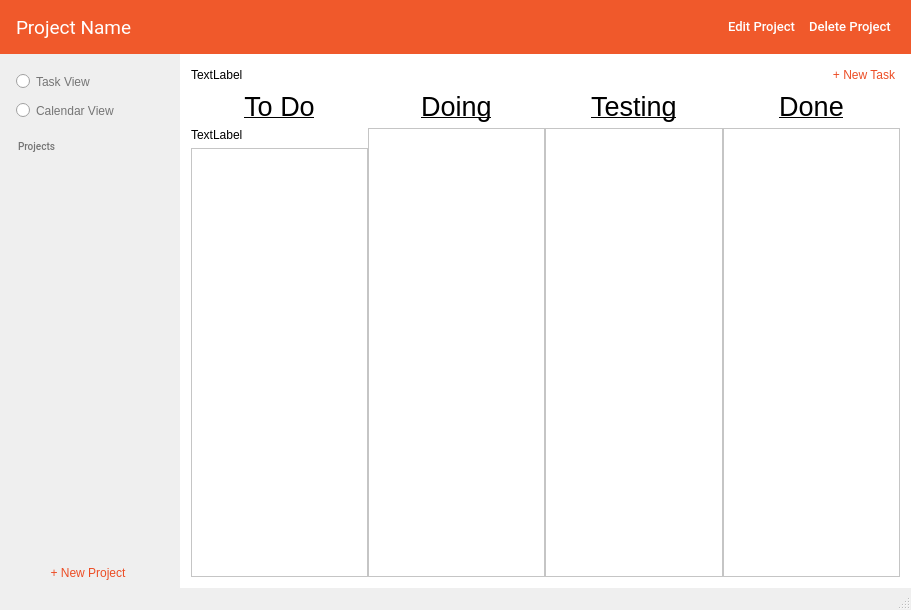
Above: MonkeyManager/mainwindow.ui from MendozaProject/monkey-manager before the change. Below: the same form after it.
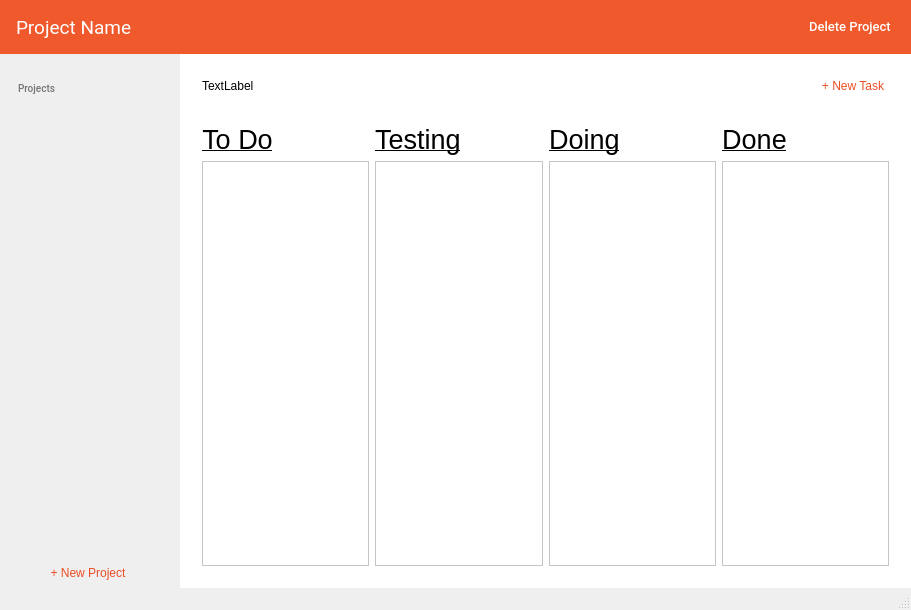
That is the form after the change.

Commit message: UI changes start to add tasks to columns

What changed in the file:
```diff
--- a/MonkeyManager/mainwindow.ui
+++ b/MonkeyManager/mainwindow.ui
@@ -144,62 +144,6 @@
        <property name="bottomMargin">
         <number>0</number>
        </property>
-       <item>
-        <widget class="QGroupBox" name="groupBox">
-         <property name="styleSheet">
-          <string notr="true">border:none;</string>
-         </property>
-         <property name="title">
-          <string/>
-         </property>
-         <layout class="QVBoxLayout" name="verticalLayout_2">
-          <property name="leftMargin">
-           <number>0</number>
-          </property>
-          <property name="topMargin">
-           <number>0</number>
-          </property>
-          <property name="rightMargin">
-           <number>0</number>
-          </property>
-          <property name="bottomMargin">
-           <number>0</number>
-          </property>
-          <item>
-           <widget class="QRadioButton" name="tasksViewButton">
-            <property name="styleSheet">
-             <string notr="true">border:none;
-Text-align:left;
-font-family:&quot;Roboto Medium&quot;;
-font-size:12px;
-margin-top:4px;
-margin-bottom:4px;
-color:rgb(117, 117, 117);</string>
-            </property>
-            <property name="text">
-             <string>Task View</string>
-            </property>
-           </widget>
-          </item>
-          <item>
-           <widget class="QRadioButton" name="calendarViewButton">
-            <property name="styleSheet">
-             <string notr="true">border:none;
-Text-align:left;
-font-family:&quot;Roboto Medium&quot;;
-font-size:12px;
-margin-top:4px;
-margin-bottom:4px;
-color:rgb(117, 117, 117);</string>
-            </property>
-            <property name="text">
-             <string>Calendar View</string>
-            </property>
-           </widget>
-          </item>
-         </layout>
-        </widget>
-       </item>
        <item>
         <widget class="Line" name="line_2">
          <property name="minimumSize">
@@ -748,25 +692,6 @@
          </property>
         </spacer>
        </item>
-       <item>
-        <widget class="QPushButton" name="editProjectButton">
-         <property name="font">
-          <font>
-           <family>Roboto Medium</family>
-           <pointsize>10</pointsize>
-          </font>
-         </property>
-         <property name="styleSheet">
-          <string notr="true">border:none;
-color:rgb(255, 255, 255);
-margin-left:4px;
-margin-right:4px;</string>
-         </property>
-         <property name="text">
-          <string>Edit Project</string>
-         </property>
-        </widget>
-       </item>
        <item>
         <widget class="QPushButton" name="deleteProjectButton">
          <property name="font">
@@ -1222,8 +1147,46 @@
        <number>0</number>
       </property>
       <widget class="QWidget" name="stackedWidgetPage1">
-       <layout class="QGridLayout" name="gridLayout">
-        <item row="0" column="2">
+       <layout class="QVBoxLayout" name="verticalLayout_7">
+        <item>
+         <widget class="QWidget" name="horizontalWidget" native="true">
+          <property name="sizePolicy">
+           <sizepolicy hsizetype="Preferred" vsizetype="Fixed">
+            <horstretch>0</horstretch>
+            <verstretch>0</verstretch>
+           </sizepolicy>
+          </property>
+          <property name="maximumSize">
+           <size>
+            <width>16777215</width>
+            <height>48</height>
+           </size>
+          </property>
+          <layout class="QHBoxLayout" name="horizontalLayout_2">
+           <property name="sizeConstraint">
+            <enum>QLayout::SetMinimumSize</enum>
+           </property>
+           <item>
+            <widget class="QLabel" name="label">
+             <property name="text">
+              <string>TextLabel</string>
+             </property>
+            </widget>
+           </item>
+           <item>
+            <spacer name="horizontalSpacer_2">
+             <property name="orientation">
+              <enum>Qt::Horizontal</enum>
+             </property>
+             <property name="sizeHint" stdset="0">
+              <size>
+               <width>40</width>
+               <height>20</height>
+              </size>
+             </property>
+            </spacer>
+           </item>
+           <item>
          <widget class="QPushButton" name="newTaskButton">
           <property name="styleSheet">
            <string notr="true">border:none;
@@ -1236,33 +1199,168 @@
           </property>
          </widget>
         </item>
-        <item row="1" column="0" colspan="3">
-         <layout class="QHBoxLayout" name="KanbanBoard">
-          <property name="spacing">
-           <number>0</number>
-          </property>
+          </layout>
+         </widget>
+        </item>
           <item>
-           <widget class="QWidget" name="Todo_Column" native="true">
+         <widget class="QWidget" name="gridWidget" native="true">
             <property name="sizePolicy">
              <sizepolicy hsizetype="Preferred" vsizetype="Preferred">
               <horstretch>0</horstretch>
               <verstretch>0</verstretch>
              </sizepolicy>
+          </property>
+          <property name="minimumSize">
+           <size>
+            <width>0</width>
+            <height>400</height>
+           </size>
+          </property>
+          <layout class="QGridLayout" name="gridLayout_3">
+           <property name="sizeConstraint">
+            <enum>QLayout::SetMaximumSize</enum>
+           </property>
+           <item row="2" column="0">
+            <widget class="QScrollArea" name="scrollArea">
+             <property name="widgetResizable">
+              <bool>true</bool>
+             </property>
+             <widget class="QWidget" name="scrollAreaWidgetContents_2">
+              <property name="geometry">
+               <rect>
+                <x>0</x>
+                <y>0</y>
+                <width>167</width>
+                <height>439</height>
+               </rect>
+              </property>
+              <layout class="QVBoxLayout" name="verticalLayout_2">
+               <item>
+                <layout class="QVBoxLayout" name="Todo_List"/>
+               </item>
+               <item>
+                <spacer name="verticalSpacer">
+                 <property name="orientation">
+                  <enum>Qt::Vertical</enum>
+                 </property>
+                 <property name="sizeHint" stdset="0">
+                  <size>
+                   <width>20</width>
+                   <height>40</height>
+                  </size>
+                 </property>
+                </spacer>
+               </item>
+              </layout>
+             </widget>
+            </widget>
+           </item>
+           <item row="2" column="2">
+            <widget class="QScrollArea" name="scrollArea_4">
+             <property name="widgetResizable">
+              <bool>true</bool>
+             </property>
+             <widget class="QWidget" name="scrollAreaWidgetContents_5">
+              <property name="geometry">
+               <rect>
+                <x>0</x>
+                <y>0</y>
+                <width>166</width>
+                <height>439</height>
+               </rect>
+              </property>
+              <layout class="QVBoxLayout" name="verticalLayout_4">
+               <item>
+                <layout class="QVBoxLayout" name="Doing_List"/>
+               </item>
+               <item>
+                <spacer name="verticalSpacer_3">
+                 <property name="orientation">
+                  <enum>Qt::Vertical</enum>
+                 </property>
+                 <property name="sizeHint" stdset="0">
+                  <size>
+                   <width>20</width>
+                   <height>40</height>
+                  </size>
+                 </property>
+                </spacer>
+               </item>
+              </layout>
+             </widget>
+            </widget>
+           </item>
+           <item row="2" column="1">
+            <widget class="QScrollArea" name="scrollArea_2">
+             <property name="widgetResizable">
+              <bool>true</bool>
+             </property>
+             <widget class="QWidget" name="scrollAreaWidgetContents_3">
+              <property name="geometry">
+               <rect>
+                <x>0</x>
+                <y>0</y>
+                <width>167</width>
+                <height>439</height>
+               </rect>
             </property>
             <layout class="QVBoxLayout" name="verticalLayout_3">
-             <property name="leftMargin">
-              <number>0</number>
-             </property>
-             <property name="topMargin">
-              <number>0</number>
-             </property>
-             <property name="rightMargin">
-              <number>0</number>
+               <item>
+                <layout class="QVBoxLayout" name="Testing_List"/>
+               </item>
+               <item>
+                <spacer name="verticalSpacer_2">
+                 <property name="orientation">
+                  <enum>Qt::Vertical</enum>
+                 </property>
+                 <property name="sizeHint" stdset="0">
+                  <size>
+                   <width>20</width>
+                   <height>40</height>
+                  </size>
+                 </property>
+                </spacer>
+               </item>
+              </layout>
+             </widget>
+            </widget>
+           </item>
+           <item row="2" column="3">
+            <widget class="QScrollArea" name="scrollArea_3">
+             <property name="widgetResizable">
+              <bool>true</bool>
              </property>
-             <property name="bottomMargin">
-              <number>0</number>
-             </property>
-             <item alignment="Qt::AlignHCenter|Qt::AlignTop">
+             <widget class="QWidget" name="scrollAreaWidgetContents_4">
+              <property name="geometry">
+               <rect>
+                <x>0</x>
+                <y>0</y>
+                <width>167</width>
+                <height>439</height>
+               </rect>
+              </property>
+              <layout class="QVBoxLayout" name="verticalLayout_5">
+               <item>
+                <layout class="QVBoxLayout" name="Done_List"/>
+               </item>
+               <item>
+                <spacer name="verticalSpacer_4">
+                 <property name="orientation">
+                  <enum>Qt::Vertical</enum>
+                 </property>
+                 <property name="sizeHint" stdset="0">
+                  <size>
+                   <width>20</width>
+                   <height>40</height>
+                  </size>
+                 </property>
+                </spacer>
+               </item>
+              </layout>
+             </widget>
+            </widget>
+           </item>
+           <item row="0" column="0">
               <widget class="QLabel" name="Todo_Label">
                <property name="sizePolicy">
                 <sizepolicy hsizetype="Fixed" vsizetype="Fixed">
@@ -1284,48 +1382,29 @@
                </property>
               </widget>
              </item>
-             <item>
-              <widget class="QLabel" name="label_2">
-               <property name="text">
-                <string>TextLabel</string>
-               </property>
-              </widget>
-             </item>
-             <item>
-              <widget class="QListWidget" name="listWidget">
-               <property name="horizontalScrollBarPolicy">
-                <enum>Qt::ScrollBarAlwaysOff</enum>
-               </property>
-               <property name="showDropIndicator" stdset="0">
-                <bool>false</bool>
-               </property>
-              </widget>
-             </item>
-            </layout>
-           </widget>
-          </item>
-          <item>
-           <widget class="QWidget" name="Doing_Column" native="true">
+           <item row="0" column="1">
+            <widget class="QLabel" name="Testing_Label">
             <property name="sizePolicy">
-             <sizepolicy hsizetype="Preferred" vsizetype="Preferred">
+              <sizepolicy hsizetype="Fixed" vsizetype="Fixed">
               <horstretch>0</horstretch>
               <verstretch>0</verstretch>
              </sizepolicy>
             </property>
-            <layout class="QVBoxLayout" name="verticalLayout_4">
-             <property name="leftMargin">
-              <number>0</number>
+             <property name="font">
+              <font>
+               <pointsize>20</pointsize>
+               <underline>true</underline>
+              </font>
              </property>
-             <property name="topMargin">
-              <number>0</number>
+             <property name="text">
+              <string>Testing</string>
              </property>
-             <property name="rightMargin">
-              <number>0</number>
+             <property name="alignment">
+              <set>Qt::AlignHCenter|Qt::AlignTop</set>
              </property>
-             <property name="bottomMargin">
-              <number>0</number>
-             </property>
-             <item alignment="Qt::AlignHCenter|Qt::AlignTop">
+            </widget>
+           </item>
+           <item row="0" column="2">
               <widget class="QLabel" name="Doing_Label">
                <property name="sizePolicy">
                 <sizepolicy hsizetype="Fixed" vsizetype="Fixed">
@@ -1350,99 +1429,7 @@
                </property>
               </widget>
              </item>
-             <item>
-              <widget class="QListWidget" name="listWidget_2">
-               <property name="horizontalScrollBarPolicy">
-                <enum>Qt::ScrollBarAlwaysOff</enum>
-               </property>
-              </widget>
-             </item>
-            </layout>
-           </widget>
-          </item>
-          <item>
-           <widget class="QWidget" name="Testing_Column" native="true">
-            <property name="sizePolicy">
-             <sizepolicy hsizetype="Preferred" vsizetype="Preferred">
-              <horstretch>0</horstretch>
-              <verstretch>0</verstretch>
-             </sizepolicy>
-            </property>
-            <layout class="QVBoxLayout" name="verticalLayout_5">
-             <property name="leftMargin">
-              <number>0</number>
-             </property>
-             <property name="topMargin">
-              <number>0</number>
-             </property>
-             <property name="rightMargin">
-              <number>0</number>
-             </property>
-             <property name="bottomMargin">
-              <number>0</number>
-             </property>
-             <item alignment="Qt::AlignHCenter|Qt::AlignTop">
-              <widget class="QLabel" name="Testing_Label">
-               <property name="sizePolicy">
-                <sizepolicy hsizetype="Fixed" vsizetype="Fixed">
-                 <horstretch>0</horstretch>
-                 <verstretch>0</verstretch>
-                </sizepolicy>
-               </property>
-               <property name="font">
-                <font>
-                 <pointsize>20</pointsize>
-                 <underline>true</underline>
-                </font>
-               </property>
-               <property name="text">
-                <string>Testing</string>
-               </property>
-               <property name="alignment">
-                <set>Qt::AlignHCenter|Qt::AlignTop</set>
-               </property>
-              </widget>
-             </item>
-             <item>
-              <widget class="QListWidget" name="listWidget_3">
-               <property name="horizontalScrollBarPolicy">
-                <enum>Qt::ScrollBarAlwaysOff</enum>
-               </property>
-              </widget>
-             </item>
-            </layout>
-           </widget>
-          </item>
-          <item>
-           <widget class="QWidget" name="Done_Column" native="true">
-            <property name="enabled">
-             <bool>true</bool>
-            </property>
-            <property name="sizePolicy">
-             <sizepolicy hsizetype="Preferred" vsizetype="Preferred">
-              <horstretch>0</horstretch>
-              <verstretch>0</verstretch>
-             </sizepolicy>
-            </property>
-            <property name="font">
-             <font>
-              <underline>true</underline>
-             </font>
-            </property>
-            <layout class="QVBoxLayout" name="verticalLayout_6">
-             <property name="leftMargin">
-              <number>0</number>
-             </property>
-             <property name="topMargin">
-              <number>0</number>
-             </property>
-             <property name="rightMargin">
-              <number>0</number>
-             </property>
-             <property name="bottomMargin">
-              <number>0</number>
-             </property>
-             <item alignment="Qt::AlignHCenter|Qt::AlignTop">
+           <item row="0" column="3">
               <widget class="QLabel" name="Done_Label">
                <property name="sizePolicy">
                 <sizepolicy hsizetype="Fixed" vsizetype="Fixed">
@@ -1467,37 +1454,8 @@
                </property>
               </widget>
              </item>
-             <item>
-              <widget class="QListWidget" name="listWidget_4">
-               <property name="horizontalScrollBarPolicy">
-                <enum>Qt::ScrollBarAlwaysOff</enum>
-               </property>
-              </widget>
-             </item>
-            </layout>
-           </widget>
-          </item>
-         </layout>
-        </item>
-        <item row="0" column="0">
-         <widget class="QLabel" name="label">
-          <property name="text">
-           <string>TextLabel</string>
-          </property>
-         </widget>
-        </item>
-        <item row="0" column="1">
-         <spacer name="horizontalSpacer_2">
-          <property name="orientation">
-           <enum>Qt::Horizontal</enum>
-          </property>
-          <property name="sizeHint" stdset="0">
-           <size>
-            <width>40</width>
-            <height>20</height>
-           </size>
-          </property>
-         </spacer>
+          </layout>
+         </widget>
         </item>
        </layout>
       </widget>
```
Lines whose indentation alone changed are shown as unchanged. The commit also changes 3 other files.
